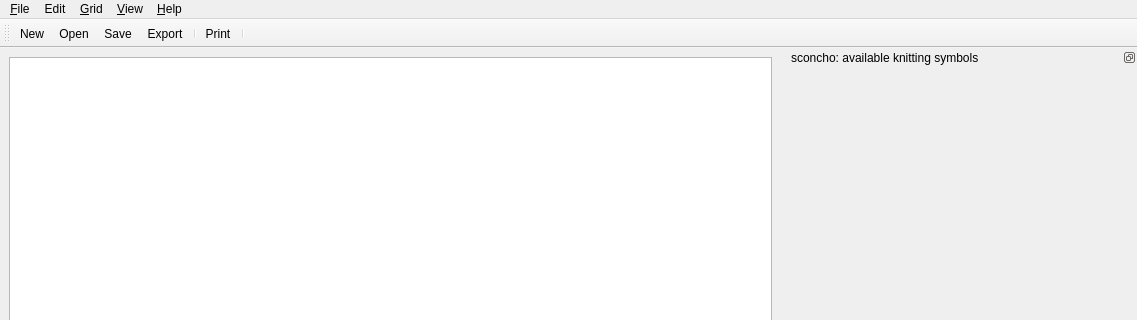
First picture: the form in gui/ui/mainWindow.ui, repository haskelladdict/sconcho, before the edit; both pictures show x 0 to 1137 and y 0 to 320 of the 1137 by 777 pixel window.
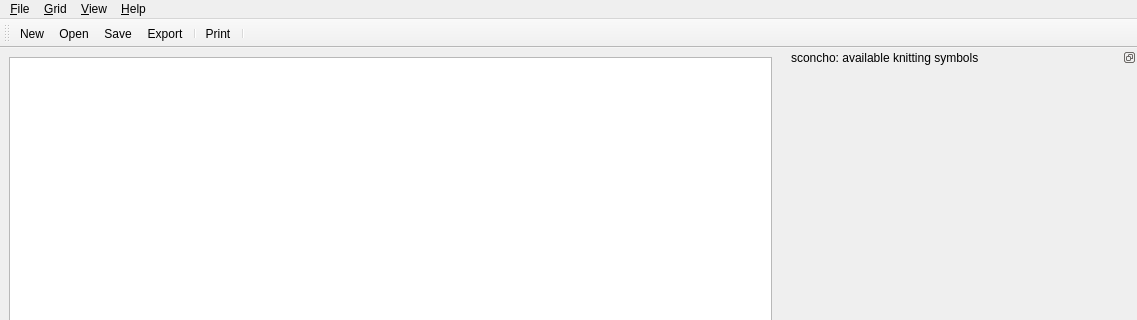
Second picture: the form after the edit. Icons and pictures are not drawn. Custom widgets are drawn as their Qt base class.

What changed in the file:
```diff
--- a/gui/ui/mainWindow.ui
+++ b/gui/ui/mainWindow.ui
@@ -98,11 +98,6 @@
     <addaction name="separator"/>
     <addaction name="actionQuit"/>
    </widget>
-   <widget class="QMenu" name="menuEdit">
-    <property name="title">
-     <string>Edit</string>
-    </property>
-   </widget>
    <widget class="QMenu" name="menuView">
     <property name="title">
      <string>&amp;View</string>
@@ -125,7 +120,6 @@
     <addaction name="actionInsert_delete_rows_and_columns"/>
    </widget>
    <addaction name="menuFile"/>
-   <addaction name="menuEdit"/>
    <addaction name="menuGrid"/>
    <addaction name="menuView"/>
    <addaction name="menuHelp"/>
```
Left out of the diff: 60 changed lines with no effect on the pictures.
